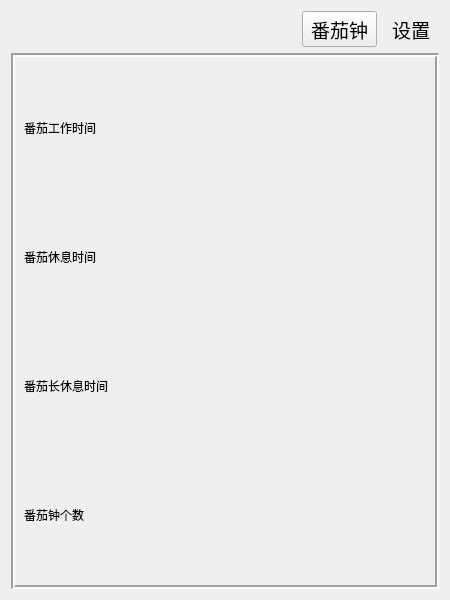
Before: the Qt Designer form widget.ui in lin-gu/Pomofocus, drawn with Qt 5.
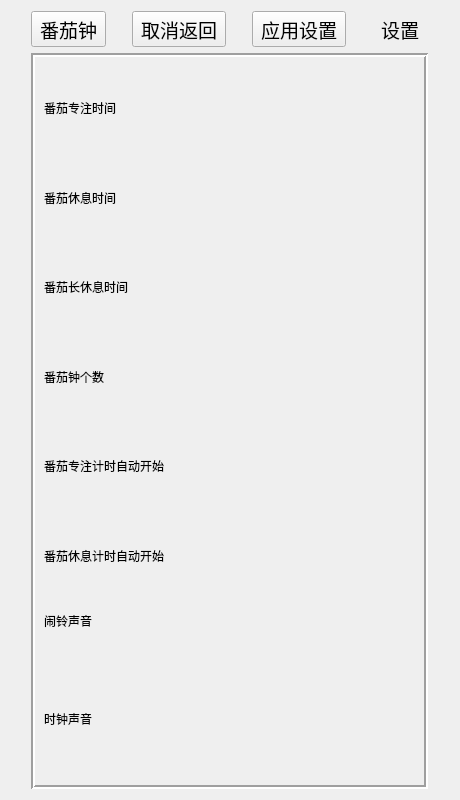
After: the same form once the commit is applied. The open tabs and pages were chosen to show the change. Icons and pictures are not drawn. Custom widgets are drawn as their Qt base class.

Commit message: Add ticking sounds control panel and alarm sounds control panel, add toggle switches for auto start rest and working, add cancel and apply buttons for settings page, add buttons click sounds

```diff
--- a/widget.ui
+++ b/widget.ui
@@ -6,15 +6,105 @@
    <rect>
     <x>0</x>
     <y>0</y>
-    <width>450</width>
-    <height>600</height>
+    <width>460</width>
+    <height>800</height>
    </rect>
   </property>
   <property name="windowTitle">
    <string>谷哥番茄钟</string>
   </property>
-  <layout class="QGridLayout" name="gridLayout_3">
+  <layout class="QGridLayout" name="gridLayout_2">
    <item row="0" column="3">
+    <widget class="QToolButton" name="tool_btn_settings">
+     <property name="font">
+      <font>
+       <family>Yuppy SC</family>
+       <pointsize>14</pointsize>
+      </font>
+     </property>
+     <property name="cursor">
+      <cursorShape>PointingHandCursor</cursorShape>
+     </property>
+     <property name="text">
+      <string>设置</string>
+     </property>
+     <property name="icon">
+      <iconset resource="res.qrc">
+       <normaloff>:/Icons/settings_button.png</normaloff>:/Icons/settings_button.png</iconset>
+     </property>
+     <property name="iconSize">
+      <size>
+       <width>32</width>
+       <height>32</height>
+      </size>
+     </property>
+     <property name="toolButtonStyle">
+      <enum>Qt::ToolButtonTextUnderIcon</enum>
+     </property>
+     <property name="autoRaise">
+      <bool>true</bool>
+     </property>
+    </widget>
+   </item>
+   <item row="0" column="1">
+    <widget class="QToolButton" name="settings_cancel_btn">
+     <property name="font">
+      <font>
+       <family>Yuppy SC</family>
+       <pointsize>14</pointsize>
+      </font>
+     </property>
+     <property name="cursor">
+      <cursorShape>PointingHandCursor</cursorShape>
+     </property>
+     <property name="text">
+      <string>取消返回</string>
+     </property>
+     <property name="icon">
+      <iconset resource="res.qrc">
+       <normaloff>:/Icons/cancel_button.png</normaloff>:/Icons/cancel_button.png</iconset>
+     </property>
+     <property name="iconSize">
+      <size>
+       <width>44</width>
+       <height>32</height>
+      </size>
+     </property>
+     <property name="toolButtonStyle">
+      <enum>Qt::ToolButtonTextUnderIcon</enum>
+     </property>
+    </widget>
+   </item>
+   <item row="0" column="2">
+    <widget class="QToolButton" name="settings_apply_btn">
+     <property name="font">
+      <font>
+       <family>Yuppy SC</family>
+       <pointsize>14</pointsize>
+      </font>
+     </property>
+     <property name="cursor">
+      <cursorShape>PointingHandCursor</cursorShape>
+     </property>
+     <property name="text">
+      <string>应用设置</string>
+     </property>
+     <property name="icon">
+      <iconset resource="res.qrc">
+       <normaloff>:/Icons/apply_button.png</normaloff>:/Icons/apply_button.png</iconset>
+     </property>
+     <property name="iconSize">
+      <size>
+       <width>44</width>
+       <height>32</height>
+      </size>
+     </property>
+     <property name="toolButtonStyle">
+      <enum>Qt::ToolButtonTextUnderIcon</enum>
+     </property>
+    </widget>
+   </item>
+   <item row="0" column="0">
     <widget class="QToolButton" name="tool_btn_clock">
      <property name="font">
       <font>
@@ -43,7 +133,7 @@
      </property>
     </widget>
    </item>
-   <item row="1" column="0" colspan="5">
+   <item row="1" column="0" colspan="4">
     <widget class="QStackedWidget" name="stackedWidget">
      <property name="frameShape">
       <enum>QFrame::Box</enum>
@@ -62,9 +152,6 @@
      </property>
      <widget class="QWidget" name="page">
       <layout class="QGridLayout" name="gridLayout_4">
-       <item row="0" column="0" colspan="3">
-        <layout class="QGridLayout" name="gridLayout_2"/>
-       </item>
        <item row="1" column="0">
         <widget class="QToolButton" name="tool_btn_pause">
          <property name="font">
@@ -173,7 +260,7 @@
           </font>
          </property>
          <property name="text">
-          <string>番茄工作时间</string>
+          <string>番茄专注时间</string>
          </property>
         </widget>
        </item>
@@ -225,42 +312,107 @@
        <item row="3" column="1">
         <widget class="SpinSliderBox" name="box_pomo_number_setting" native="true"/>
        </item>
+       <item row="4" column="0">
+        <widget class="QLabel" name="label_auto_start_working">
+         <property name="font">
+          <font>
+           <family>Yuppy SC</family>
+          </font>
+         </property>
+         <property name="text">
+          <string>番茄专注计时自动开始</string>
+         </property>
+        </widget>
+       </item>
+       <item row="4" column="1">
+        <layout class="QGridLayout" name="gridLayout_auto_start_working">
+         <property name="leftMargin">
+          <number>10</number>
+         </property>
+         <property name="topMargin">
+          <number>10</number>
+         </property>
+         <property name="rightMargin">
+          <number>10</number>
+         </property>
+         <property name="bottomMargin">
+          <number>10</number>
+         </property>
+         <property name="spacing">
+          <number>-1</number>
+         </property>
+        </layout>
+       </item>
+       <item row="5" column="0">
+        <widget class="QLabel" name="label_auto_start_break">
+         <property name="font">
+          <font>
+           <family>Yuppy SC</family>
+          </font>
+         </property>
+         <property name="text">
+          <string>番茄休息计时自动开始</string>
+         </property>
+        </widget>
+       </item>
+       <item row="5" column="1">
+        <layout class="QGridLayout" name="gridLayout_auto_start_break">
+         <property name="leftMargin">
+          <number>10</number>
+         </property>
+         <property name="topMargin">
+          <number>10</number>
+         </property>
+         <property name="rightMargin">
+          <number>10</number>
+         </property>
+         <property name="bottomMargin">
+          <number>10</number>
+         </property>
+         <property name="spacing">
+          <number>-1</number>
+         </property>
+        </layout>
+       </item>
+       <item row="6" column="0">
+        <widget class="QLabel" name="label_alarm_sound">
+         <property name="font">
+          <font>
+           <family>Yuppy SC</family>
+          </font>
+         </property>
+         <property name="text">
+          <string>闹铃声音
+
+
+</string>
+         </property>
+        </widget>
+       </item>
+       <item row="6" column="1">
+        <widget class="SoundsControlPanel" name="alarm_sound_settings" native="true"/>
+       </item>
+       <item row="7" column="0">
+        <widget class="QLabel" name="label_ticking_sound">
+         <property name="font">
+          <font>
+           <family>Yuppy SC</family>
+          </font>
+         </property>
+         <property name="text">
+          <string>时钟声音
+
+</string>
+         </property>
+        </widget>
+       </item>
+       <item row="7" column="1">
+        <widget class="SoundsControlPanel" name="ticking_sound_settings" native="true"/>
+       </item>
       </layout>
      </widget>
     </widget>
    </item>
-   <item row="0" column="4">
-    <widget class="QToolButton" name="tool_btn_settings">
-     <property name="font">
-      <font>
-       <family>Yuppy SC</family>
-       <pointsize>14</pointsize>
-      </font>
-     </property>
-     <property name="cursor">
-      <cursorShape>PointingHandCursor</cursorShape>
-     </property>
-     <property name="text">
-      <string>设置</string>
-     </property>
-     <property name="icon">
-      <iconset resource="res.qrc">
-       <normaloff>:/Icons/settings_button.png</normaloff>:/Icons/settings_button.png</iconset>
-     </property>
-     <property name="iconSize">
-      <size>
-       <width>32</width>
-       <height>32</height>
-      </size>
-     </property>
-     <property name="toolButtonStyle">
-      <enum>Qt::ToolButtonTextUnderIcon</enum>
-     </property>
-     <property name="autoRaise">
-      <bool>true</bool>
-     </property>
-    </widget>
-   </item>
   </layout>
  </widget>
  <customwidgets>
@@ -270,6 +422,18 @@
    <header location="global">spinsliderbox.h</header>
    <container>1</container>
   </customwidget>
+  <customwidget>
+   <class>MinutesSecondsBox</class>
+   <extends>QWidget</extends>
+   <header location="global">minutessecondsbox.h</header>
+   <container>1</container>
+  </customwidget>
+  <customwidget>
+   <class>SoundsControlPanel</class>
+   <extends>QWidget</extends>
+   <header location="global">soundscontrolpanel.h</header>
+   <container>1</container>
+  </customwidget>
  </customwidgets>
  <resources>
   <include location="res.qrc"/>
```
Left out of the diff: 11 changed lines with no effect on the pictures. The commit also changes 35 other files.
